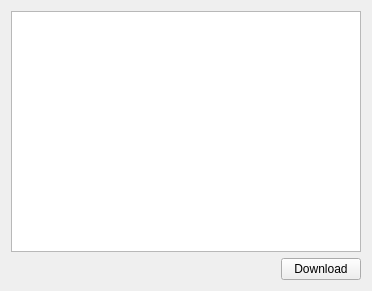
This is widget.ui in MarkoPerica/playerStats as Qt 5 draws it before an edit. The edited form follows.
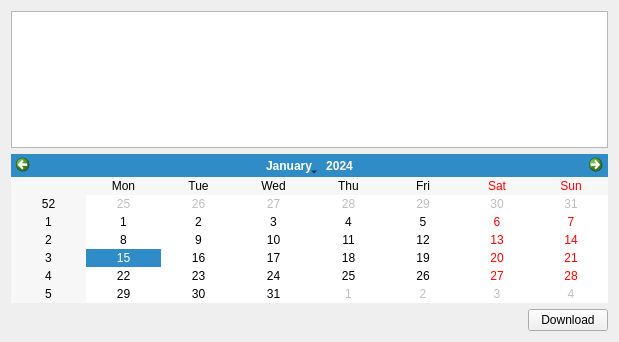
This is the edited form.

What changed in the file:
```diff
--- a/widget.ui
+++ b/widget.ui
@@ -6,17 +6,14 @@
    <rect>
     <x>0</x>
     <y>0</y>
-    <width>372</width>
-    <height>291</height>
+    <width>619</width>
+    <height>342</height>
    </rect>
   </property>
   <property name="windowTitle">
    <string>Widget</string>
   </property>
   <layout class="QVBoxLayout" name="verticalLayout">
-   <property name="sizeConstraint">
-    <enum>QLayout::SetDefaultConstraint</enum>
-   </property>
    <item>
     <widget class="QTableWidget" name="playerTable">
      <property name="sizeAdjustPolicy">
@@ -27,6 +24,9 @@
      </property>
     </widget>
    </item>
+   <item>
+    <widget class="QCalendarWidget" name="calendarWidget"/>
+   </item>
    <item>
     <layout class="QHBoxLayout" name="horizontalLayout">
      <item>
```
Left out of the diff: 6 changed lines with no effect on the pictures.
